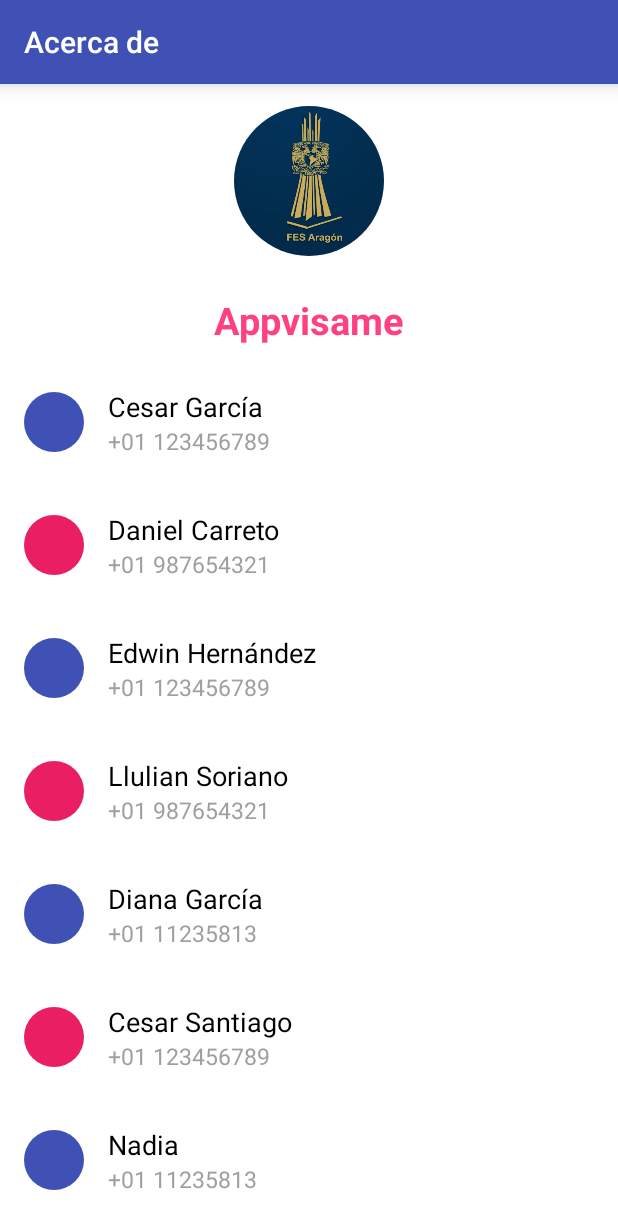
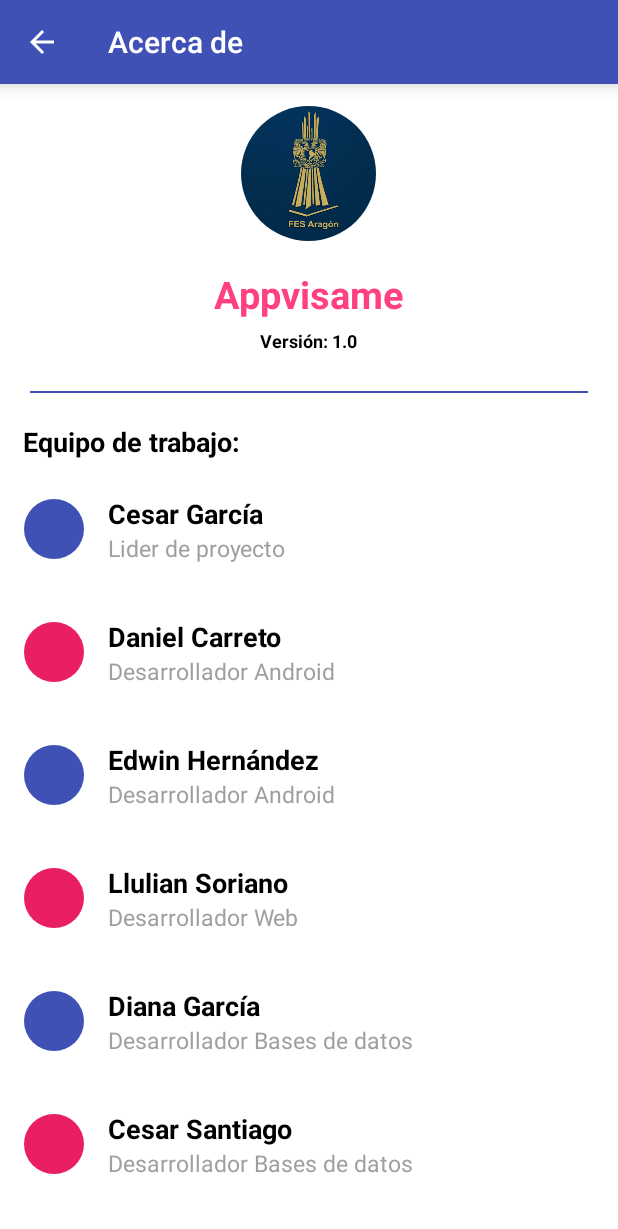
Before and after one commit to hgededwin/Appvisame, an Android app: the AcercaActivity screen opened directly, with no data from a screen before it, on a phone screen of 412 x 824 dp. Shown: the top 1229 px of the screen. Run offline under Robolectric (Android 15) with nearby library versions, the light colour scheme and no system bars; libraries missing offline, so code that uses them is left out: com.pkmmte.view; plain views replace CircularImageView; 4 statements that could not run were skipped.

Commit message:
terminando acerca de

```diff
--- a/app/src/main/java/com/systemboy/appvisame/activity/about/DetailsActivity.java
+++ b/app/src/main/java/com/systemboy/appvisame/activity/about/DetailsActivity.java
@@ -4,6 +4,7 @@
 import android.graphics.drawable.GradientDrawable;
 import android.os.Bundle;
 import android.support.v7.app.ActionBarActivity;
+import android.support.v7.widget.Toolbar;
 import android.view.View;
 import android.widget.TextView;
 
--- a/app/src/main/java/com/systemboy/appvisame/activity/about/Integrantes.java
+++ b/app/src/main/java/com/systemboy/appvisame/activity/about/Integrantes.java
@@ -4,14 +4,14 @@
 public class Integrantes {
 
     public static final Integrantes[] CONTACTS = new Integrantes[] {
-            new Integrantes("Cesar García", "#3F51B5", "+01 123456789", "john@example.com", "Venice"),
-            new Integrantes("Daniel Carreto", "#E91E63", "+01 987654321", "valter@example.com", "Bologna"),
-            new Integrantes("Edwin Hernández", "#3F51B5", "+01 123456789", "hgededwindaniel@gmail.com", "Verona"),
-            new Integrantes("Llulian Soriano", "#E91E63", "+01 987654321", "teddy@example.com", "Rome"),
-            new Integrantes("Diana García", "#3F51B5", "+01 11235813", "ives@example.com", "Milan"),
-            new Integrantes("Cesar Santiago", "#E91E63", "+01 123456789", "alajos@example.com", "Bologna"),
-            new Integrantes("Nadia", "#3F51B5", "+01 11235813", "me@gian.lu", "Padova"),
-            new Integrantes("Luis", "#E91E63", "+01 987654321", "fane@example.com", "Venice"),
+            new Integrantes("Cesar García", "#3F51B5", "Lider de proyecto", "john@example.com", "Venice"),
+            new Integrantes("Daniel Carreto", "#E91E63", "Desarrollador Android", "danny_carreto@hotmail.com", "Bologna"),
+            new Integrantes("Edwin Hernández", "#3F51B5", "Desarrollador Android", "hgededwindaniel@gmail.com", "55 24 48 00 74"),
+            new Integrantes("Llulian Soriano", "#E91E63", "Desarrollador Web", "teddy@example.com", "Rome"),
+            new Integrantes("Diana García", "#3F51B5", "Desarrollador Bases de datos", "ives@example.com", "Milan"),
+            new Integrantes("Cesar Santiago", "#E91E63", "Desarrollador Bases de datos", "alajos@example.com", "Bologna"),
+            new Integrantes("Nadia Rodriguez", "#3F51B5", "Documentación del proyecto", "me@gian.lu", "Padova"),
+            new Integrantes("Luis", "#E91E63", "Documentación del proyecto", "fane@example.com", "Venice"),
     };
 
     // The fields associated to the person
--- a/app/src/main/res/layout/activity_acercade.xml
+++ b/app/src/main/res/layout/activity_acercade.xml
@@ -20,12 +20,12 @@
         <RelativeLayout
             android:layout_width="match_parent"
             android:layout_marginTop="15dp"
-            android:layout_marginBottom="15dp"
+            android:layout_marginBottom="10dp"
             android:layout_height="wrap_content">
 
             <com.pkmmte.view.CircularImageView
-                android:layout_width="100dp"
-                android:layout_height="100dp"
+                android:layout_width="90dp"
+                android:layout_height="90dp"
                 android:src="@drawable/circular_im"
                 app:border="true"
                 app:border_color="#EEEEEE"
@@ -41,7 +41,7 @@
         <RelativeLayout
             android:layout_width="match_parent"
             android:orientation="horizontal"
-            android:layout_marginTop="10dp"
+            android:layout_marginTop="8dp"
             android:layout_marginBottom="10dp"
             android:layout_height="wrap_content">
 
@@ -56,8 +56,44 @@
                 android:layout_alignParentTop="true"
                 android:layout_centerHorizontal="true" />
 
-            </RelativeLayout>
+            <TextView
+                android:layout_width="wrap_content"
+                android:layout_height="wrap_content"
+                android:text="Versión: 1.0"
+                android:textColor="@color/black_color"
+                android:textSize="12sp"
+                android:layout_marginTop="5dp"
+                android:textStyle="bold"
+                android:id="@+id/textView8"
+                android:layout_gravity="center_horizontal"
+                android:layout_below="@+id/textView7"
+                android:layout_centerHorizontal="true" />
+        </RelativeLayout>
 
+        <RelativeLayout
+            android:layout_width="match_parent"
+            android:layout_height="1dp"
+            android:layout_marginTop="15dp"
+            android:layout_marginLeft="20dp"
+            android:layout_marginRight="20dp"
+            android:background="@color/primary_color">
+        </RelativeLayout>
+
+        <TextView
+            android:layout_width="wrap_content"
+            android:layout_height="wrap_content"
+            android:text="Equipo de trabajo:"
+            android:textColor="@color/black_color"
+            android:textSize="18sp"
+            android:textStyle="bold"
+            android:id="@+id/textView9"
+            android:layout_below="@+id/relative"
+            android:layout_alignParentLeft="true"
+            android:layout_alignParentStart="true"
+            android:layout_marginBottom="5dp"
+            android:layout_marginLeft="15dp"
+            android:layout_marginTop="20dp"
+            android:layout_marginStart="38dp" />
         </LinearLayout>
 
 <android.support.v7.widget.RecyclerView
@@ -65,7 +101,4 @@
     android:layout_height="match_parent"
     android:layout_below="@+id/relative"
     android:id="@+id/rv" />
-
-
-
 </RelativeLayout>
--- a/app/src/main/res/layout/activity_recycler_acercade.xml
+++ b/app/src/main/res/layout/activity_recycler_acercade.xml
@@ -30,6 +30,7 @@
             android:layout_width="wrap_content"
             android:layout_height="wrap_content"
             android:transitionName="@string/transition_name_name"
+            android:textStyle="bold"
             android:text="Jonh Doe"
             android:textColor="#000"
             android:textSize="18sp"/>
```
Also changed, not shown: app/src/main/java/com/systemboy/appvisame/appvisame/AcercaActivity.java (+11 -1 lines), app/src/main/res/layout/activity_detalle_acercade.xml (+22 -11 lines).
